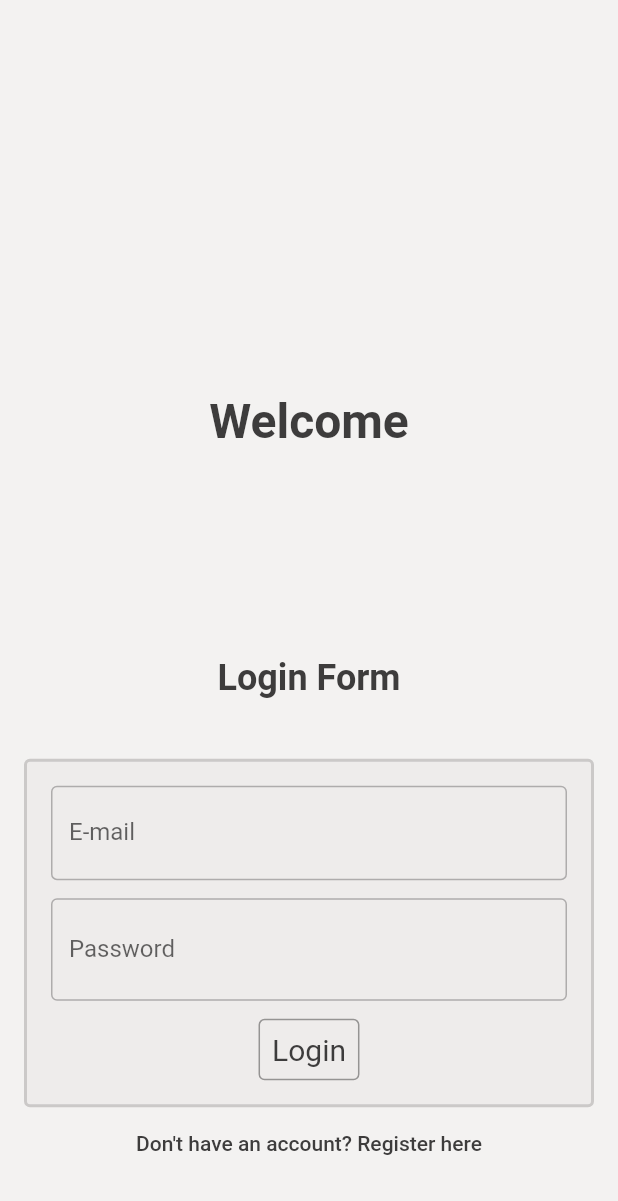
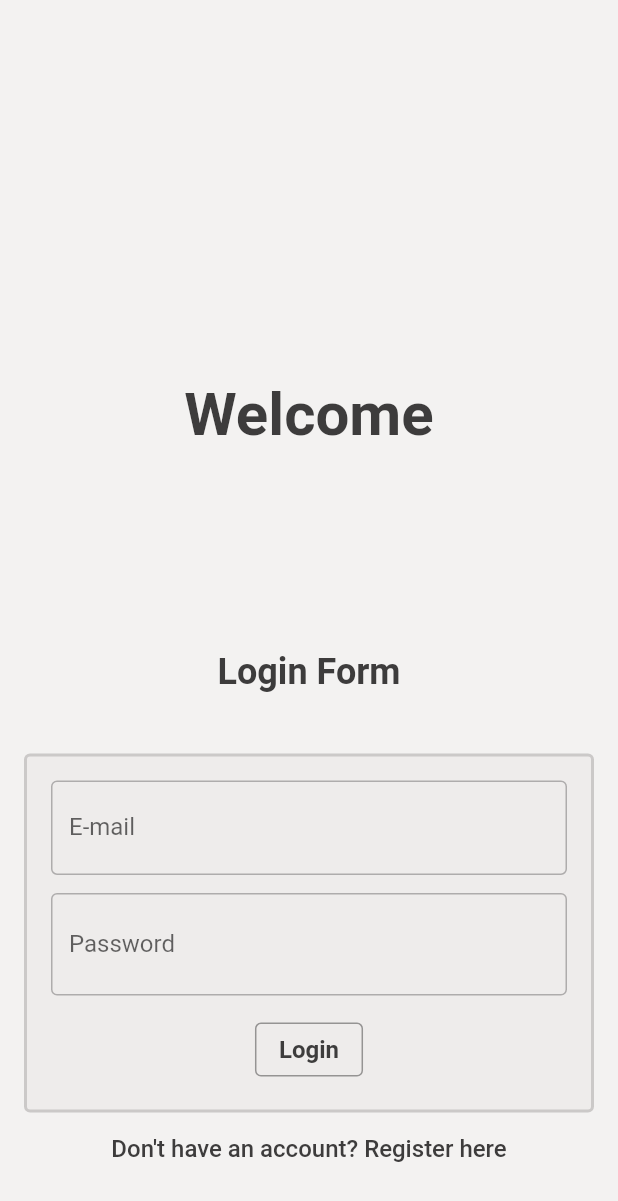
Before and after one commit to emrehandursun/money_saver, a Flutter app: the screen it shows after launch, after a tap on "Lets get started", on a phone screen of 412 x 824 dp. Shown: the top 1201 px of the screen. Run offline on Flutter 3.47's test engine with Material 2 defaults, Android fonts, the phone set to English and light mode, and no system bars; our stand-ins replace awesome_dialog, cloud_firestore, firebase_auth, firebase_core, flutter_secure_storage, line_icons and 1 more; accounts and stored records are empty.

Commit message:
ui improvement
ui improvement

```diff
--- a/lib/main_page.dart
+++ b/lib/main_page.dart
@@ -73,9 +73,9 @@ class _MainPageState extends State<MainPage> {
 
       default:
         return Scaffold(
-          backgroundColor: themeData.colorScheme.primary,
+          backgroundColor: themeData.colorScheme.onPrimaryContainer,
           body: Center(
-            child: Loader(color: themeData.colorScheme.onPrimary),
+            child: Loader(color: themeData.colorScheme.primary),
           ),
         );
     }
--- a/lib/pages/authentication/login_page.dart
+++ b/lib/pages/authentication/login_page.dart
@@ -51,7 +51,10 @@ class LoginPage extends StatelessWidget {
                     onPressed: () {
                       authenticationProvider.changeHomeState(AuthenticationState.register);
                     },
-                    child: const Text('Don\'t have an account? Register here'),
+                    child: Text(
+                      'Don\'t have an account? Register here',
+                      style: TextStyle(fontSize: 16, color: themeData.colorScheme.primary),
+                    ),
                   ),
                 ],
               ),
@@ -130,11 +133,13 @@ class _LoginFormState extends State<LoginForm> with DialogComposer {
               }
               return null;
             },
-            onChanged: (value) => setState(() {}),
+            onChanged: (value) => setState(() {
+              isPasswordValidate = value.length >= 8;
+            }),
           ),
           const SizedBox(height: 12),
-          InkWell(
-            onTap: () async {
+          OutlinedButton(
+            onPressed: () async {
               if (_emailController.text.isValidEmail()) {
                 try {
                   await FirebaseAuth.instance.signInWithEmailAndPassword(email: _emailController.text, password: _passwordController.text).then((value) {
@@ -146,21 +151,24 @@ class _LoginFormState extends State<LoginForm> with DialogComposer {
                 }
               }
             },
-            child: Container(
-              padding: const EdgeInsets.all(8),
-              decoration: BoxDecoration(
-                borderRadius: BorderRadius.circular(4),
-                border: Border.all(
+            style: OutlinedButton.styleFrom(
+              side: BorderSide(
                 color: themeData.colorScheme.primary.withOpacity(0.5),
                 width: 1,
               ),
-                color: isPasswordValidate && _emailController.text.isValidEmail() ? themeData.colorScheme.primary : themeData.colorScheme.onPrimaryContainer,
+              backgroundColor: isPasswordValidate && _emailController.text.isValidEmail() ? themeData.colorScheme.primary : themeData.colorScheme.onPrimaryContainer,
+              foregroundColor: isPasswordValidate && _emailController.text.isValidEmail() ? themeData.colorScheme.onPrimaryContainer : themeData.colorScheme.primary,
+              padding: const EdgeInsets.symmetric(vertical: 8, horizontal: 16),
+              shape: RoundedRectangleBorder(
+                borderRadius: BorderRadius.circular(4),
+              ),
             ),
             child: Text(
               'Login',
               style: TextStyle(
+                fontSize: 16,
+                fontWeight: FontWeight.w600,
                 color: isPasswordValidate && _emailController.text.isValidEmail() ? themeData.colorScheme.primaryContainer : themeData.colorScheme.primary,
-                ),
               ),
             ),
           ),
--- a/lib/pages/authentication/register_page.dart
+++ b/lib/pages/authentication/register_page.dart
@@ -56,7 +56,10 @@ class _RegisterPageState extends State<RegisterPage> {
                       onPressed: () {
                         authenticationProvider.changeHomeState(AuthenticationState.login);
                       },
-                      child: const Text('Already have an account? Login here'),
+                      child: Text(
+                        'Already have an account? Login here',
+                        style: TextStyle(fontSize: 16, color: themeData.colorScheme.primary),
+                      ),
                     ),
                   ],
                 ),
@@ -193,7 +196,52 @@ class _RegisterFormState extends State<RegisterForm> with DialogComposer {
               ),
             ),
           const SizedBox(height: 12),
-          InkWell(
+          OutlinedButton(
+            onPressed: () async {
+              if (_firstNameController.text.isNotEmpty && _familyNameController.text.isNotEmpty && isPasswordValidate && _emailController.text.isValidEmail()) {
+                try {
+                  await FirebaseAuth.instance.createUserWithEmailAndPassword(email: _emailController.text, password: _passwordController.text).then((value) {
+                    FirebaseFirestore.instance.collection('users').doc(value.user!.uid).set({
+                      'firstName': _firstNameController.text,
+                      'familyName': _familyNameController.text,
+                      'email': _emailController.text,
+                      'uid': value.user!.uid,
+                      'nationalIdentityNo': '',
+                    }).then((value) {});
+                  });
+                } on FirebaseAuthException catch (e) {
+                  showWarningSnackBar(context, e.code.getError());
+                }
+              }
+            },
+            style: OutlinedButton.styleFrom(
+              side: BorderSide(
+                color: themeData.colorScheme.primary.withOpacity(0.5),
+                width: 1,
+              ),
+              backgroundColor: _firstNameController.text.isNotEmpty && _familyNameController.text.isNotEmpty && isPasswordValidate && _emailController.text.isValidEmail()
+                  ? themeData.colorScheme.primary
+                  : themeData.colorScheme.onPrimaryContainer,
+              foregroundColor: _firstNameController.text.isNotEmpty && _familyNameController.text.isNotEmpty && isPasswordValidate && _emailController.text.isValidEmail()
+                  ? themeData.colorScheme.onPrimaryContainer
+                  : themeData.colorScheme.primary,
+              padding: const EdgeInsets.symmetric(vertical: 8, horizontal: 16),
+              shape: RoundedRectangleBorder(
+                borderRadius: BorderRadius.circular(4),
+              ),
+            ),
+            child: Text(
+              'Register',
+              style: TextStyle(
+                fontSize: 16,
+                fontWeight: FontWeight.w600,
+                color: _firstNameController.text.isNotEmpty && _familyNameController.text.isNotEmpty && isPasswordValidate && _emailController.text.isValidEmail()
+                    ? themeData.colorScheme.primaryContainer
+                    : themeData.colorScheme.primary,
+              ),
+            ),
+          ),
+          /* InkWell(
             onTap: () async {
               if (_firstNameController.text.isNotEmpty && _familyNameController.text.isNotEmpty && isPasswordValidate && _emailController.text.isValidEmail()) {
                 try {
@@ -232,7 +280,7 @@ class _RegisterFormState extends State<RegisterForm> with DialogComposer {
                 ),
               ),
             ),
-          ),
+          ), */
         ],
       ),
     );
--- a/lib/pages/authentication/welcome_page.dart
+++ b/lib/pages/authentication/welcome_page.dart
@@ -16,22 +16,30 @@ class WelcomePage extends StatelessWidget {
           Text(
             'Welcome',
             style: TextStyle(
-              fontSize: 32,
+              fontSize: 40,
               fontWeight: FontWeight.bold,
               color: themeData.colorScheme.primary,
             ),
           ),
+          if (authenticationProvider.authenticationState == AuthenticationState.wellCome) const SizedBox(height: 60),
           authenticationProvider.authenticationState == AuthenticationState.wellCome
-              ? TextButton(
-                  onPressed: () {
+              ? InkWell(
+                  onTap: () {
                     authenticationProvider.changeHomeState(AuthenticationState.login);
                   },
+                  child: Container(
+                    padding: const EdgeInsets.symmetric(vertical: 16, horizontal: 20),
+                    decoration: BoxDecoration(
+                      borderRadius: BorderRadius.circular(10),
+                      color: themeData.colorScheme.primary.withOpacity(0.2),
+                    ),
                     child: Text(
                       'Lets get started',
                       style: TextStyle(
                         fontSize: 24,
                         fontWeight: FontWeight.bold,
                         color: themeData.colorScheme.primary,
+                      ),
                     ),
                   ),
                 )
--- a/lib/pages/settings_page.dart
+++ b/lib/pages/settings_page.dart
@@ -28,6 +28,7 @@ class _SettingsPageState extends State<SettingsPage> {
             size: themeData.iconTheme.size,
           ),
         ),
+        centerTitle: true,
         title: Text(
           'Settings',
           style: themeData.appBarTheme.titleTextStyle,
--- a/lib/provider/application/application_provider.dart
+++ b/lib/provider/application/application_provider.dart
@@ -35,6 +35,11 @@ class ApplicationProvider with ChangeNotifier, DiagnosticableTreeMixin {
     }
   }
 
+  Future<void> changeStatus(ProgramStatus status) async {
+    this.status = status;
+    notifyListeners();
+  }
+
   void setNavigationBarPage(NavigationBarPage page) {
     selectedNavigationBarPage = page;
     switch (page) {
```
Also changed, not shown: lib/pages/profile_page.dart (+49 -3 lines), lib/pages/user_page.dart (added, +42 -0 lines). Lines whose indentation alone changed are shown as unchanged.
